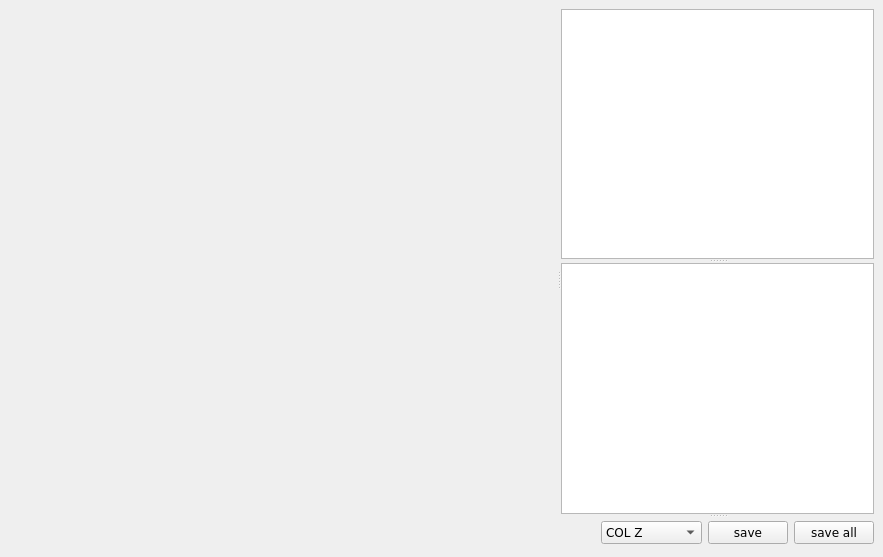
Qt form tools/postAnalysis/postAnalysis/PostAnalysisWindow.ui (bastianbeischer/analysis) before a commit.
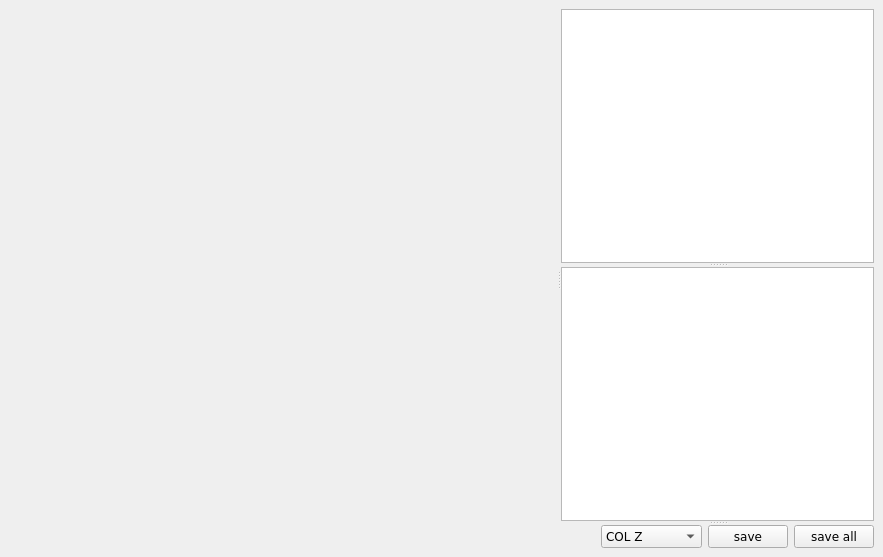
The same form after that commit. Custom widgets are drawn as their Qt base class.

Commit message: Possibility to add custom widgets to postAnalysis tools.

The edit to the form file:
```diff
--- a/tools/postAnalysis/postAnalysis/PostAnalysisWindow.ui
+++ b/tools/postAnalysis/postAnalysis/PostAnalysisWindow.ui
@@ -114,6 +114,9 @@
           </widget>
           <widget class="QWidget" name="layoutWidget">
            <layout class="QHBoxLayout" name="controlHorizontalLayout">
+            <property name="sizeConstraint">
+             <enum>QLayout::SetMaximumSize</enum>
+            </property>
             <item>
              <spacer name="horizontalSpacer">
               <property name="orientation">
```
Left out of the diff: 30 changed lines with no effect on the pictures. The commit also changes 2 other files.
